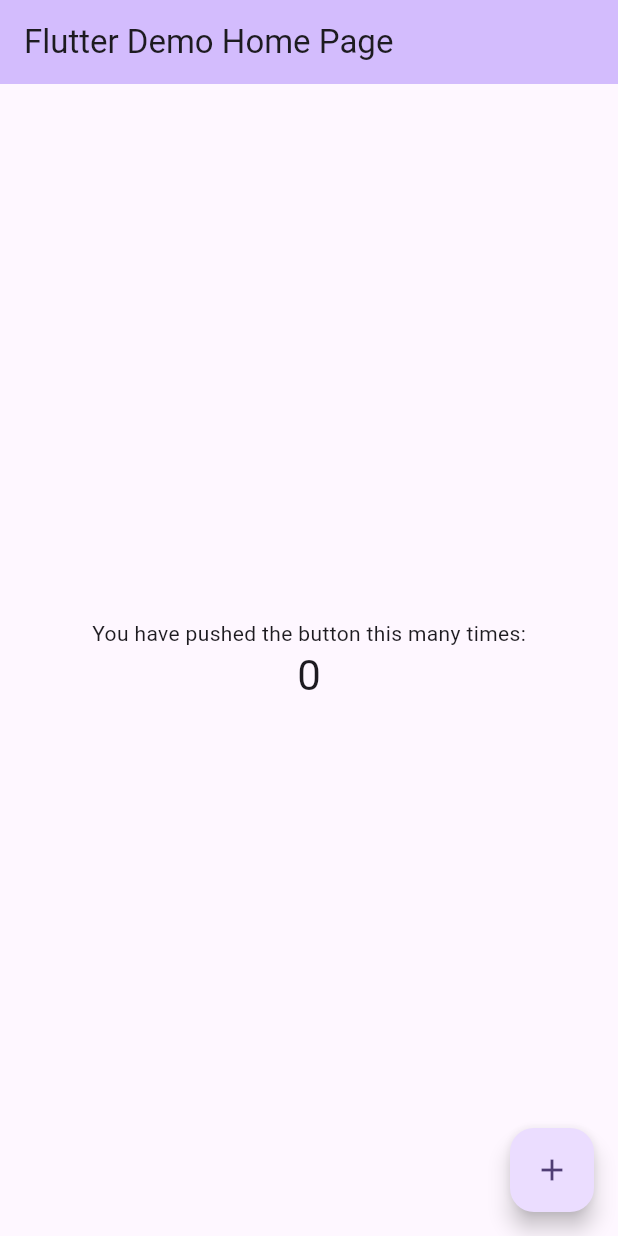
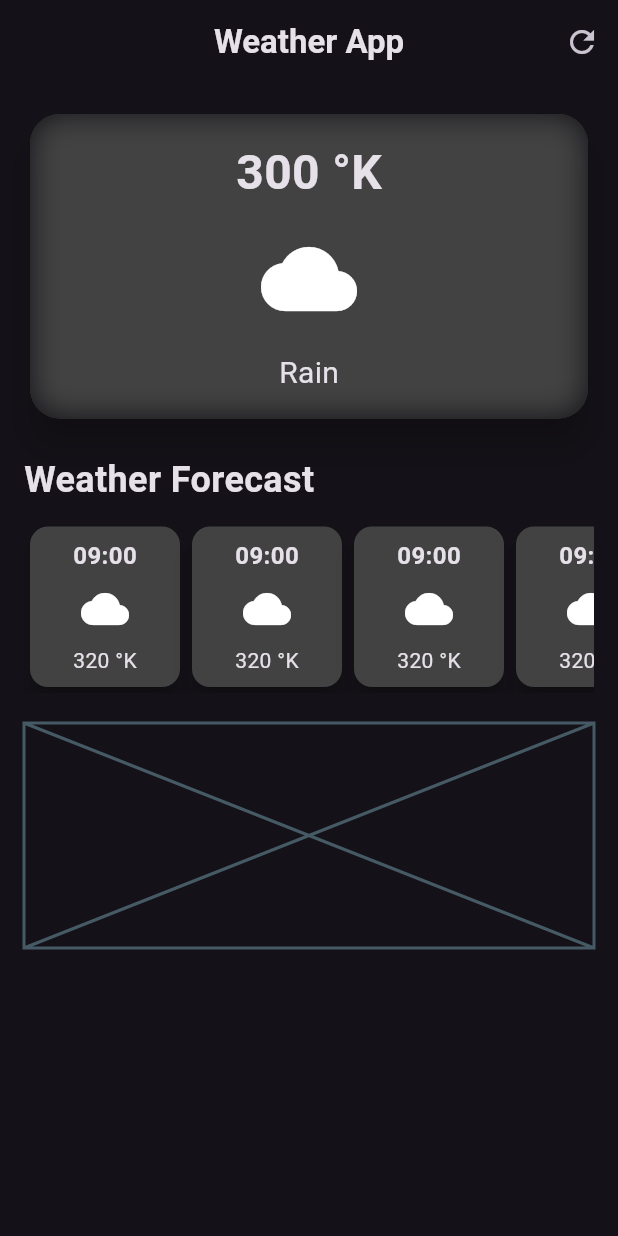
Before and after one commit to SrirakshaMS/weather_app_flutter, a Flutter app: the screen it shows after launch, on a phone screen of 412 x 824 dp. Run offline on Flutter 3.47's test engine with Material 3 defaults, Android fonts, the phone set to English and light mode, and no system bars.

Commit message:
Weather Forecast

```diff
--- a/lib/main.dart
+++ b/lib/main.dart
@@ -1,4 +1,5 @@
 import 'package:flutter/material.dart';
+import 'package:weather_app_flutter/weather_screen.dart';
 
 void main() {
   runApp(const MyApp());
@@ -7,119 +8,14 @@ void main() {
 class MyApp extends StatelessWidget {
   const MyApp({super.key});
 
-  // This widget is the root of your application.
   @override
   Widget build(BuildContext context) {
     return MaterialApp(
-      title: 'Flutter Demo',
-      theme: ThemeData(
-        // This is the theme of your application.
-        //
-        // TRY THIS: Try running your application with "flutter run". You'll see
-        // the application has a purple toolbar. Then, without quitting the app,
-        // try changing the seedColor in the colorScheme below to Colors.green
-        // and then invoke "hot reload" (save your changes or press the "hot
-        // reload" button in a Flutter-supported IDE, or press "r" if you used
-        // the command line to start the app).
-        //
-        // Notice that the counter didn't reset back to zero; the application
-        // state is not lost during the reload. To reset the state, use hot
-        // restart instead.
-        //
-        // This works for code too, not just values: Most code changes can be
-        // tested with just a hot reload.
-        colorScheme: ColorScheme.fromSeed(seedColor: Colors.deepPurple),
-        useMaterial3: true,
+      debugShowCheckedModeBanner: false,
+      theme: ThemeData.dark(useMaterial3: true).copyWith(
+        appBarTheme: AppBarTheme(),
       ),
-      home: const MyHomePage(title: 'Flutter Demo Home Page'),
+      home: const WeatherScreen(),
     );
   }
 }
-
-class MyHomePage extends StatefulWidget {
-  const MyHomePage({super.key, required this.title});
-
-  // This widget is the home page of your application. It is stateful, meaning
-  // that it has a State object (defined below) that contains fields that affect
-  // how it looks.
-
-  // This class is the configuration for the state. It holds the values (in this
-  // case the title) provided by the parent (in this case the App widget) and
-  // used by the build method of the State. Fields in a Widget subclass are
-  // always marked "final".
-
-  final String title;
-
-  @override
-  State<MyHomePage> createState() => _MyHomePageState();
-}
-
-class _MyHomePageState extends State<MyHomePage> {
-  int _counter = 0;
-
-  void _incrementCounter() {
-    setState(() {
-      // This call to setState tells the Flutter framework that something has
-      // changed in this State, which causes it to rerun the build method below
-      // so that the display can reflect the updated values. If we changed
-      // _counter without calling setState(), then the build method would not be
-      // called again, and so nothing would appear to happen.
-      _counter++;
-    });
-  }
-
-  @override
-  Widget build(BuildContext context) {
-    // This method is rerun every time setState is called, for instance as done
-    // by the _incrementCounter method above.
-    //
-    // The Flutter framework has been optimized to make rerunning build methods
-    // fast, so that you can just rebuild anything that needs updating rather
-    // than having to individually change instances of widgets.
-    return Scaffold(
-      appBar: AppBar(
-        // TRY THIS: Try changing the color here to a specific color (to
-        // Colors.amber, perhaps?) and trigger a hot reload to see the AppBar
-        // change color while the other colors stay the same.
-        backgroundColor: Theme.of(context).colorScheme.inversePrimary,
-        // Here we take the value from the MyHomePage object that was created by
-        // the App.build method, and use it to set our appbar title.
-        title: Text(widget.title),
-      ),
-      body: Center(
-        // Center is a layout widget. It takes a single child and positions it
-        // in the middle of the parent.
-        child: Column(
-          // Column is also a layout widget. It takes a list of children and
-          // arranges them vertically. By default, it sizes itself to fit its
-          // children horizontally, and tries to be as tall as its parent.
-          //
-          // Column has various properties to control how it sizes itself and
-          // how it positions its children. Here we use mainAxisAlignment to
-          // center the children vertically; the main axis here is the vertical
-          // axis because Columns are vertical (the cross axis would be
-          // horizontal).
-          //
-          // TRY THIS: Invoke "debug painting" (choose the "Toggle Debug Paint"
-          // action in the IDE, or press "p" in the console), to see the
-          // wireframe for each widget.
-          mainAxisAlignment: MainAxisAlignment.center,
-          children: <Widget>[
-            const Text(
-              'You have pushed the button this many times:',
-            ),
-            Text(
-              '$_counter',
-              style: Theme.of(context).textTheme.headlineMedium,
-            ),
-          ],
-        ),
-      ),
-      floatingActionButton: FloatingActionButton(
-        onPressed: _incrementCounter,
-        tooltip: 'Increment',
-        child: const Icon(Icons.add),
-      ), // This trailing comma makes auto-formatting nicer for build methods.
-    );
-  }
-}
--- /dev/null
+++ b/lib/weather_screen.dart
@@ -0,0 +1,150 @@
+import 'dart:ui';
+
+import 'package:flutter/material.dart';
+
+class WeatherScreen extends StatelessWidget {
+  const WeatherScreen({super.key});
+
+  @override
+  Widget build(BuildContext context) {
+    return Scaffold(
+      appBar: AppBar(
+        title: const Text(
+          'Weather App',
+          style: TextStyle(
+            fontWeight: FontWeight.bold,
+          ),
+        ),
+        centerTitle: true,
+        actions: [
+          IconButton(
+            onPressed: () {},
+            icon: const Icon(Icons.refresh),
+          ),
+        ],
+      ),
+      body: Padding(
+        padding: const EdgeInsets.all(16.0),
+        child: Column(
+          crossAxisAlignment: CrossAxisAlignment.start,
+          children: [
+            // main card
+            SizedBox(
+              width: double.infinity,
+              child: Card(
+                color: Colors.grey.shade800,
+                elevation: 10,
+                shape: RoundedRectangleBorder(
+                    borderRadius: BorderRadius.circular(20)),
+                child: ClipRRect(
+                  borderRadius: BorderRadius.circular(20),
+                  child: BackdropFilter(
+                    filter: ImageFilter.blur(sigmaX: 10, sigmaY: 10),
+                    child: const Padding(
+                      padding: EdgeInsets.all(16.0),
+                      child: Column(
+                        children: [
+                          Text(
+                            '300 °K',
+                            style: TextStyle(
+                              fontSize: 32,
+                              fontWeight: FontWeight.bold,
+                            ),
+                          ),
+                          SizedBox(height: 16),
+                          Icon(Icons.cloud, size: 64),
+                          SizedBox(height: 16),
+                          Text(
+                            'Rain',
+                            style: TextStyle(fontSize: 20),
+                          ),
+                        ],
+                      ),
+                    ),
+                  ),
+                ),
+              ),
+            ),
+
+            const SizedBox(
+              height: 20,
+            ),
+
+            const Text(
+              'Weather Forecast',
+              style: TextStyle(
+                fontSize: 24,
+                fontWeight: FontWeight.bold,
+              ),
+            ),
+
+            const SizedBox(
+              height: 10,
+            ),
+
+            const SingleChildScrollView(
+              scrollDirection: Axis.horizontal,
+              child: Row(
+                children: [
+                  HourlyForecastItem(),
+                  HourlyForecastItem(),
+                  HourlyForecastItem(),
+                  HourlyForecastItem(),
+                  HourlyForecastItem(),
+                ],
+              ),
+            ),
+
+            const SizedBox(
+              height: 20,
+            ),
+
+            // additional info
+            const Placeholder(
+              fallbackHeight: 150,
+            ),
+          ],
+        ),
+      ),
+    );
+  }
+}
+
+class HourlyForecastItem extends StatelessWidget {
+  const HourlyForecastItem({super.key});
+
+  @override
+  Widget build(BuildContext context) {
+    return Card(
+      color: Colors.grey.shade800,
+      elevation: 6,
+      child: Container(
+        width: 100,
+        decoration: BoxDecoration(
+          borderRadius: BorderRadius.circular(20),
+        ),
+        padding: const EdgeInsets.all(8.0),
+        child: const Column(
+          children: [
+            Text(
+              '09:00',
+              style: TextStyle(
+                fontSize: 16,
+                fontWeight: FontWeight.bold,
+              ),
+            ),
+            SizedBox(height: 8),
+            Icon(
+              Icons.cloud,
+              size: 32,
+            ),
+            SizedBox(height: 8),
+            Text(
+              '320 °K',
+            ),
+          ],
+        ),
+      ),
+    );
+  }
+}
```
